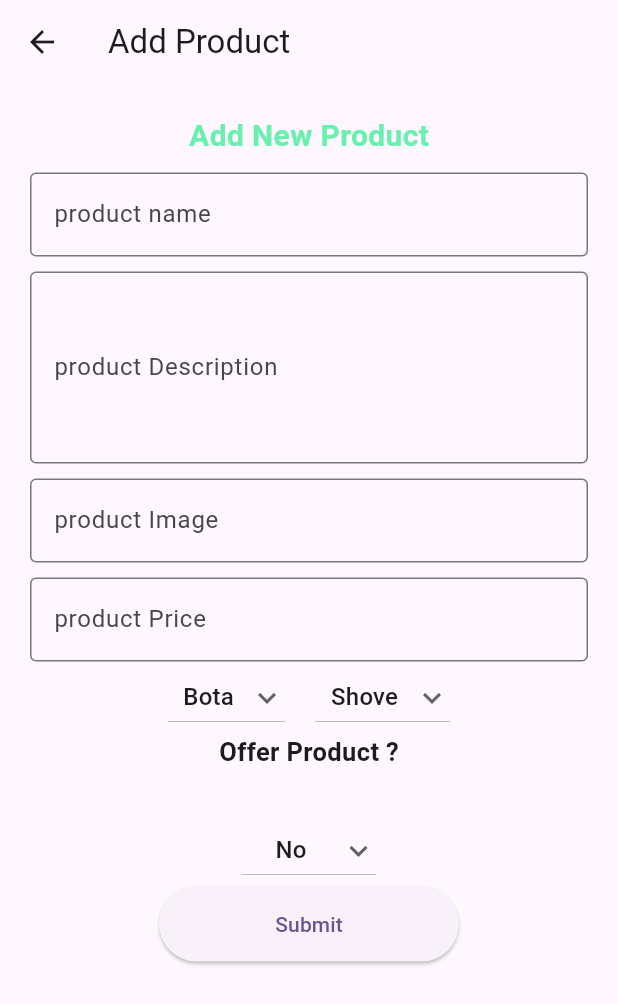
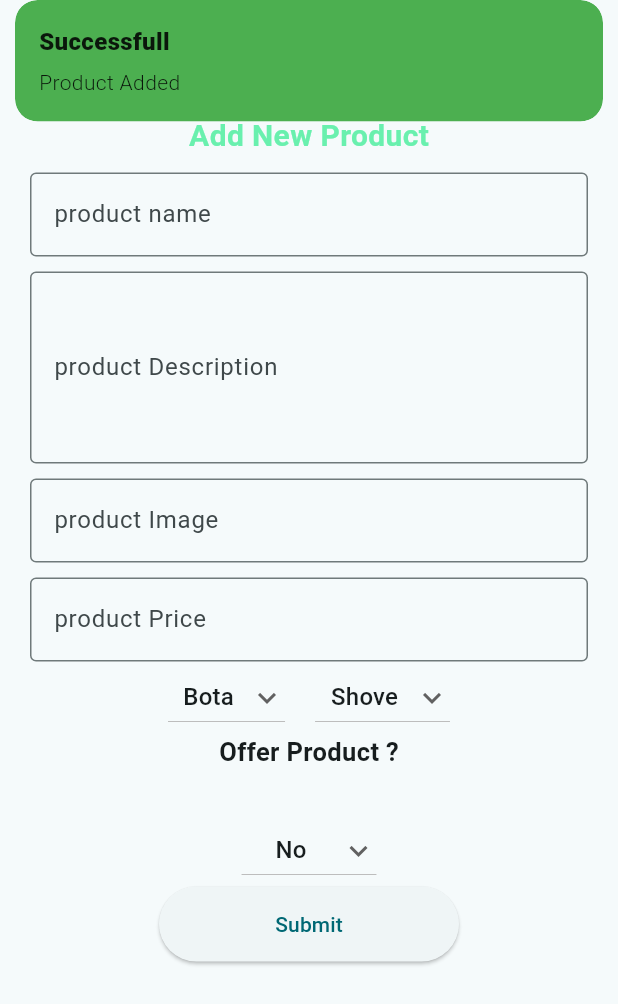
Before and after one commit to MubashirMunir/Bata, a Flutter app: the AddProductPage screen opened directly, after a tap on "Submit", on a phone screen of 412 x 824 dp. Shown: the top 1004 px of the screen. Run offline on Flutter 3.47's test engine with Material 3 defaults, Android fonts, the phone set to English and light mode, and no system bars; our stand-ins replace cloud_firestore, firebase_core, get; accounts and stored records are empty.

```diff
--- a/lib/add_product_page.dart
+++ b/lib/add_product_page.dart
@@ -24,7 +24,7 @@ class AddProductPage extends StatelessWidget {
         appBar: AppBar(
           title: const Text('Add Product'),
         ),
-        body: SingleChildScrollView(padding: EdgeInsets.all(20),
+        body: SingleChildScrollView(padding: const EdgeInsets.all(20),
           child: Column(
             mainAxisAlignment: MainAxisAlignment.spaceAround,
             children: [
@@ -70,7 +70,7 @@ class AddProductPage extends StatelessWidget {
               const SizedBox(
                 height: 10,
               ),
-              TextField(
+              TextField(keyboardType: TextInputType.number,
                 controller: ctrl.price,
                 decoration: const InputDecoration(
                     label: Text("product Price"),
@@ -97,22 +97,18 @@ class AddProductPage extends StatelessWidget {
                     ctrl.brand=selectedItem;
                     ctrl.update();
                     print(selectedItem);
-
                   },
-
                     Hint: 'Category',
                     // dropdownvalue:'Bota',
                       //list: ['Service','Calza','Clara','Cheetah','J.'],
                       // text: 'brand1',
                     list: List2, dropdowntext: ctrl.brand,
-                      )
-                ],
+                      )],
               ),
               const Text(
                 "Offer Product ?",
                 style: TextStyle(fontWeight: FontWeight.bold, fontSize: 17),
               ),
-
               const SizedBox(
                 height: 30,
               ),
@@ -120,7 +116,6 @@ class AddProductPage extends StatelessWidget {
                 ctrl.offer=selectedItem;
                 ctrl.update();
                 print(selectedItem);
-
               },
 
                 Hint: 'Category',
@@ -129,12 +124,14 @@ class AddProductPage extends StatelessWidget {
                 // text: 'brand1',
                 list:['Yes','No'], dropdowntext: ctrl.offer,
               ),
-              SizedBox(
+              Container(
                   width: 200,
                   height: 50,
                   child: ElevatedButton(
                       onPressed: () {
                         ctrl.addProduct();
+                        ctrl.clear();
+                        print('ok');
                       },
                       child: const Text('Submit')))
             ],
--- a/lib/controler/product_page_controler.dart
+++ b/lib/controler/product_page_controler.dart
@@ -1,5 +1,5 @@
 import 'package:cloud_firestore/cloud_firestore.dart';
-import 'package:flutter/cupertino.dart';
+import 'package:flutter/material.dart';
 import 'package:get/get.dart';
 
 class ProductPageControler extends GetxController {
@@ -7,25 +7,52 @@ class ProductPageControler extends GetxController {
   TextEditingController price = TextEditingController();
   TextEditingController desc = TextEditingController();
   TextEditingController imageUrl = TextEditingController();
-  TextEditingController tc = TextEditingController();
-
+  // TextEditingController tc = TextEditingController();
   final _firestore = FirebaseFirestore.instance.collection('products');
    String category ="Bota";
    String brand ='Shove';
    String offer ='No';
-  String id = DateTime.now().millisecond.toString();
+   String id = DateTime.now().millisecondsSinceEpoch.toString();
   @override
   void onInit() {
-    // CollectionReference cf=_firestore.collection('products');
+     // CollectionReference cf=_firestore.collection('products');
     super.onInit();
   }
+  void addProduct() {
+    try{
+      _firestore.add({
+        'name': name.text,
+        'price': price.text,
+        'image': imageUrl.text,
+        'desc': desc.text,
+        'offer': offer.toString(),
+        'category':category.toString(),
+        'brand':brand.toString(),
+      });
+      Get.snackbar('Successfull', 'Product Added',backgroundColor: Colors.green);
 
-  void addProduct() {
-    _firestore.doc(id).set({
-      'name': tc.text,
-      'price': price.text,
-      'image': imageUrl.text,
-      'desc': desc.text
-    }).then((value) => {print('ok')});
+    }
+
+    catch(e){
+    Get.snackbar('Error', e.toString(),backgroundColor: Colors.red);
+    }
+
   }
+ void clear(){
+    name.clear();
+        price.clear();
+    desc.clear();
+    imageUrl.clear();
+    update();
+  }
+// name.text='';
+// price.text='';
+// imageUrl.text='';
+// desc.text='';
+// offer.toString() ;
+// category.toString();
+// brand.toString();
+
+
+
 }
--- a/lib/home_page.dart
+++ b/lib/home_page.dart
@@ -1,3 +1,4 @@
+import 'package:cloud_firestore/cloud_firestore.dart';
 import 'package:flutter/material.dart';
 import 'package:get/get.dart';
 import 'package:practice/add_product_page.dart';
@@ -16,20 +17,39 @@ class HomePage extends StatelessWidget {
   Widget build(BuildContext context) {
     return GetBuilder<HomeController>(builder: (ctrl) {
       return Scaffold(
-              body: Expanded(
-                child: ListView.builder(
-                    itemCount: data.length,
-                    itemBuilder: (context, index) {
-                      return ListTile(
-                        title: Text(data.keys.toString()),
-                        subtitle: Text(data.values.toString()),
-                        trailing:
-                        IconButton(onPressed: () {}, icon: Icon(Icons.delete)),
-                      );
-                    }),
-              ),
+              body: Column(
+                children:[
+                  Expanded(
+                  child:StreamBuilder(stream: ctrl.firestore,
+                      builder: (BuildContext context,AsyncSnapshot<QuerySnapshot> snapshot) {
+                    if(snapshot.connectionState == ConnectionState.waiting){
+                      const Center(child: CircularProgressIndicator());}
+                    else if (snapshot.hasError) {
+                      return Center(child: Text('Error: ${snapshot.error}'));
+                    } else if (!snapshot.hasData || snapshot.data!.docs.isEmpty) {
+                      return const Center(child: Text('No Data Available'));
+                    }
+                    var data=snapshot.data!.docs;
+
+                    return ListView.builder(
+                        itemCount: data.length,
+                        itemBuilder: (context, index) {
+                          var id =data[index].id;
+                          return ListTile(
+                            title: Text(data[index]['name'].toString()),
+                            trailing:  IconButton(
+                            onPressed: (){
+                              ctrl.deleteData(id);
+                           },
+                               icon: const Icon(Icons.delete),),
+                            subtitle:Text(data[index]['price'].toString()),
+                          );
+                        });
+                  }),
+                )
+                ]),
               floatingActionButton: FloatingActionButton(
-                child: Icon(Icons.add),
+                child: const Icon(Icons.add),
                 onPressed: () {
                   Get.to( AddProductPage());
                 },
--- a/lib/main.dart
+++ b/lib/main.dart
@@ -5,6 +5,7 @@ import 'package:practice/add_product_page.dart';
 import 'package:practice/controler/home_controler.dart';
 import 'package:practice/controler/product_page_controler.dart';
 import 'package:practice/firebase_options.dart';
+import 'package:practice/home_page.dart';
 import 'package:practice/widgets/dropdown_button.dart';
 void main() async {
   WidgetsFlutterBinding.ensureInitialized();
@@ -22,10 +23,10 @@ class MyApp extends StatelessWidget {
       debugShowCheckedModeBanner: false,
       title: 'Flutter Demo',
       theme: ThemeData(
-        colorScheme: ColorScheme.fromSeed(seedColor: Colors.deepPurple),
+        colorScheme: ColorScheme.fromSeed(seedColor: Colors.white),
         useMaterial3: true,
       ),
-       home:  AddProductPage(),
+       home: HomePage(),
     );
   }
 }
```
Also changed, not shown: lib/controler/home_controler.dart (+20 -0 lines).
